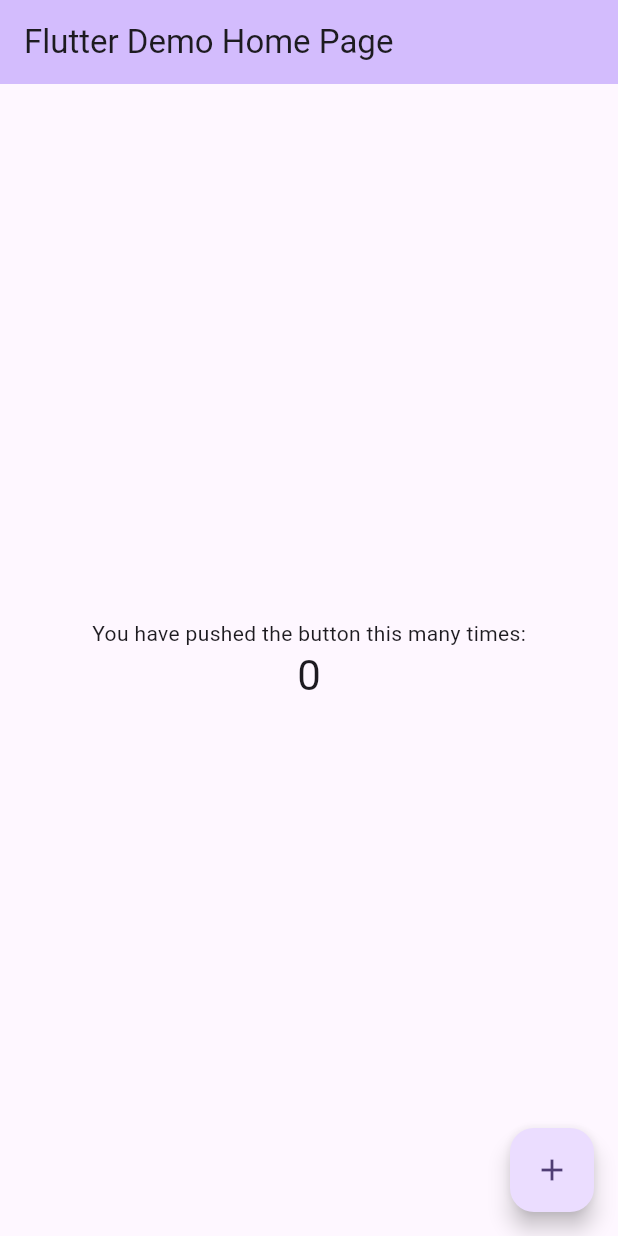
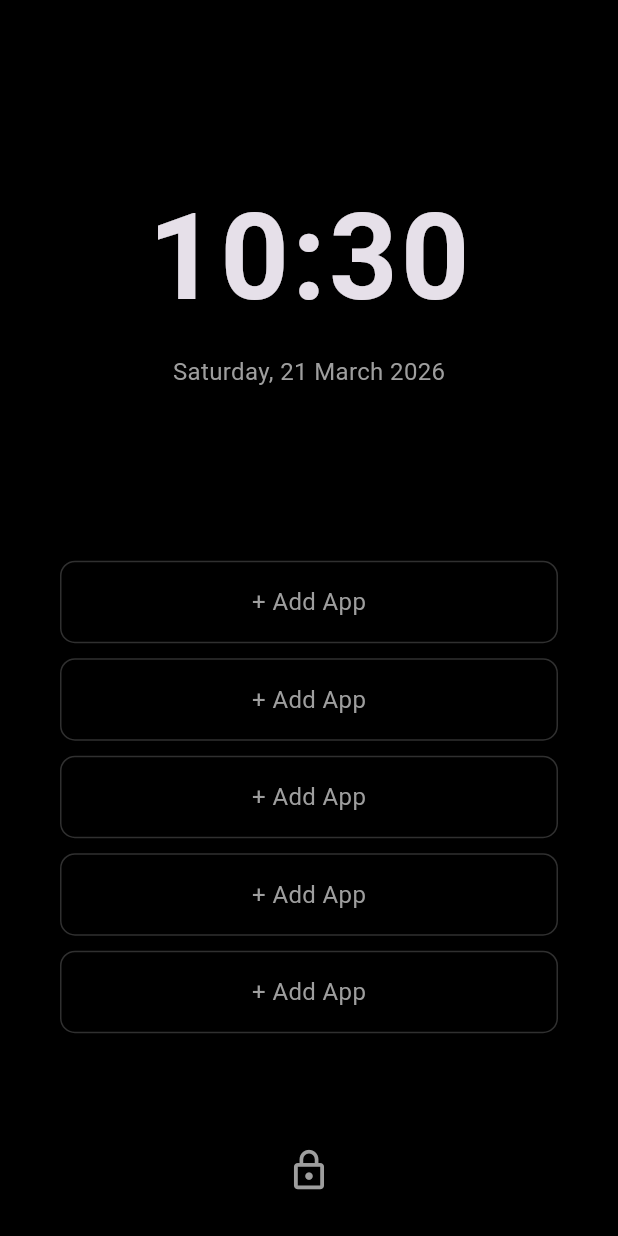
Before and after one commit to ahmadardani/esutoru, a Flutter app: the screen it shows after launch, on a phone screen of 412 x 824 dp. Run offline on Flutter 3.47's test engine with Material 3 defaults, Android fonts, the phone set to English and light mode, and no system bars; our stand-ins replace easy_localization; missing offline and left inert: device_apps.

Commit message:
Add localization support and implement main app screens
- Created English and Japanese localization files for app strings.
- Implemented HomeScreen to display current time and favorite apps.
- Added functionality to select and launch apps from the HomeScreen.
- Developed PinScreen for PIN entry with validation.
- Created VaultScreen to list all installed applications with icons.
- Integrated Easy Localization for dynamic text translation.

```diff
--- /dev/null
+++ b/assets/langs/en.json
@@ -0,0 +1,10 @@
+{
+  "add_app": "+ Add App",
+  "opening": "Opening",
+  "enter_pin": "Enter PIN",
+  "wrong_pin": "Wrong PIN!",
+  "cancel": "Cancel",
+  "app_vault": "App Vault",
+  "open_settings": "Open Settings",
+  "temp": "28°C"
+}
--- /dev/null
+++ b/assets/langs/ja.json
@@ -0,0 +1,10 @@
+{
+  "add_app": "+ アプリを追加",
+  "opening": "起動中:",
+  "enter_pin": "PINを入力",
+  "wrong_pin": "PINが間違っています!",
+  "cancel": "キャンセル",
+  "app_vault": "アプリ保管庫",
+  "open_settings": "設定を開く",
+  "temp": "28°C"
+}
--- a/lib/main.dart
+++ b/lib/main.dart
@@ -1,122 +1,47 @@
 import 'package:flutter/material.dart';
+import 'package:easy_localization/easy_localization.dart';
+import 'package:intl/date_symbol_data_local.dart';
+import 'screens/home_screen.dart';
 
-void main() {
-  runApp(const MyApp());
+void main() async {
+  WidgetsFlutterBinding.ensureInitialized();
+
+  await EasyLocalization.ensureInitialized();
+
+  await initializeDateFormatting('id', null);
+  await initializeDateFormatting('ja', null);
+
+  runApp(
+    EasyLocalization(
+      supportedLocales: const [Locale('en'), Locale('id'), Locale('ja')],
+      path: 'assets/langs',
+      fallbackLocale: const Locale('en'),
+      child: const EsutoruApp(),
+    ),
+  );
 }
 
-class MyApp extends StatelessWidget {
-  const MyApp({super.key});
+class EsutoruApp extends StatelessWidget {
+  const EsutoruApp({super.key});
 
-  // This widget is the root of your application.
   @override
   Widget build(BuildContext context) {
     return MaterialApp(
-      title: 'Flutter Demo',
+      title: 'Esutoru',
+
+      localizationsDelegates: context.localizationDelegates,
+      supportedLocales: context.supportedLocales,
+      locale: context.locale,
+
+
       theme: ThemeData(
-        // This is the theme of your application.
-        //
-        // TRY THIS: Try running your application with "flutter run". You'll see
-        // the application has a purple toolbar. Then, without quitting the app,
-        // try changing the seedColor in the colorScheme below to Colors.green
-        // and then invoke "hot reload" (save your changes or press the "hot
-        // reload" button in a Flutter-supported IDE, or press "r" if you used
-        // the command line to start the app).
-        //
-        // Notice that the counter didn't reset back to zero; the application
-        // state is not lost during the reload. To reset the state, use hot
-        // restart instead.
-        //
-        // This works for code too, not just values: Most code changes can be
-        // tested with just a hot reload.
-        colorScheme: .fromSeed(seedColor: Colors.deepPurple),
+        brightness: Brightness.dark,
+        scaffoldBackgroundColor: Colors.black,
+        fontFamily: 'Roboto',
       ),
-      home: const MyHomePage(title: 'Flutter Demo Home Page'),
+
+      home: const HomeScreen(),
+      debugShowCheckedModeBanner: false,
     );
   }
 }
-
-class MyHomePage extends StatefulWidget {
-  const MyHomePage({super.key, required this.title});
-
-  // This widget is the home page of your application. It is stateful, meaning
-  // that it has a State object (defined below) that contains fields that affect
-  // how it looks.
-
-  // This class is the configuration for the state. It holds the values (in this
-  // case the title) provided by the parent (in this case the App widget) and
-  // used by the build method of the State. Fields in a Widget subclass are
-  // always marked "final".
-
-  final String title;
-
-  @override
-  State<MyHomePage> createState() => _MyHomePageState();
-}
-
-class _MyHomePageState extends State<MyHomePage> {
-  int _counter = 0;
-
-  void _incrementCounter() {
-    setState(() {
-      // This call to setState tells the Flutter framework that something has
-      // changed in this State, which causes it to rerun the build method below
-      // so that the display can reflect the updated values. If we changed
-      // _counter without calling setState(), then the build method would not be
-      // called again, and so nothing would appear to happen.
-      _counter++;
-    });
-  }
-
-  @override
-  Widget build(BuildContext context) {
-    // This method is rerun every time setState is called, for instance as done
-    // by the _incrementCounter method above.
-    //
-    // The Flutter framework has been optimized to make rerunning build methods
-    // fast, so that you can just rebuild anything that needs updating rather
-    // than having to individually change instances of widgets.
-    return Scaffold(
-      appBar: AppBar(
-        // TRY THIS: Try changing the color here to a specific color (to
-        // Colors.amber, perhaps?) and trigger a hot reload to see the AppBar
-        // change color while the other colors stay the same.
-        backgroundColor: Theme.of(context).colorScheme.inversePrimary,
-        // Here we take the value from the MyHomePage object that was created by
-        // the App.build method, and use it to set our appbar title.
-        title: Text(widget.title),
-      ),
-      body: Center(
-        // Center is a layout widget. It takes a single child and positions it
-        // in the middle of the parent.
-        child: Column(
-          // Column is also a layout widget. It takes a list of children and
-          // arranges them vertically. By default, it sizes itself to fit its
-          // children horizontally, and tries to be as tall as its parent.
-          //
-          // Column has various properties to control how it sizes itself and
-          // how it positions its children. Here we use mainAxisAlignment to
-          // center the children vertically; the main axis here is the vertical
-          // axis because Columns are vertical (the cross axis would be
-          // horizontal).
-          //
-          // TRY THIS: Invoke "debug painting" (choose the "Toggle Debug Paint"
-          // action in the IDE, or press "p" in the console), to see the
-          // wireframe for each widget.
-          mainAxisAlignment: .center,
-          children: [
-            const Text('You have pushed the button this many times:'),
-            Text(
-              '$_counter',
-              style: Theme.of(context).textTheme.headlineMedium,
-            ),
-          ],
-        ),
-      ),
-      floatingActionButton: FloatingActionButton(
-        onPressed: _incrementCounter,
-        tooltip: 'Increment',
-        child: const Icon(Icons.add),
-      ),
-    );
-  }
-}
--- /dev/null
+++ b/lib/screens/home_screen.dart
@@ -0,0 +1,162 @@
+import 'package:flutter/material.dart';
+import 'package:easy_localization/easy_localization.dart';
+import 'package:device_apps/device_apps.dart';
+import 'dart:async';
+import 'pin_screen.dart';
+
+class HomeScreen extends StatefulWidget {
+  const HomeScreen({super.key});
+
+  @override
+  State<HomeScreen> createState() => _HomeScreenState();
+}
+
+class _HomeScreenState extends State<HomeScreen> {
+  DateTime _currentTime = DateTime.now();
+  Timer? _timer;
+
+  List<Application?> favoriteApps = List.filled(5, null);
+  List<Application> allApps = [];
+  bool isLoadingApps = true;
+
+  @override
+  void initState() {
+    super.initState();
+    _loadApps();
+
+    _timer = Timer.periodic(const Duration(seconds: 1), (timer) {
+      setState(() {
+        _currentTime = DateTime.now();
+      });
+    });
+  }
+
+  Future<void> _loadApps() async {
+    List<Application> apps = await DeviceApps.getInstalledApplications(
+      includeAppIcons: true,
+      includeSystemApps: true,
+      onlyAppsWithLaunchIntent: true,
+    );
+
+    apps.sort((a, b) => a.appName.toLowerCase().compareTo(b.appName.toLowerCase()));
+
+    setState(() {
+      allApps = apps;
+      isLoadingApps = false;
+    });
+  }
+
+  @override
+  void dispose() {
+    _timer?.cancel();
+    super.dispose();
+  }
+
+  void _showAppSelector(int slotIndex) {
+    showModalBottomSheet(
+      context: context,
+      backgroundColor: Colors.grey[900],
+      shape: const RoundedRectangleBorder(borderRadius: BorderRadius.vertical(top: Radius.circular(20))),
+      builder: (context) {
+        if (isLoadingApps) {
+          return const Center(child: CircularProgressIndicator(color: Colors.white));
+        }
+
+        return ListView.builder(
+          padding: const EdgeInsets.all(20),
+          itemCount: allApps.length,
+          itemBuilder: (context, index) {
+            final app = allApps[index];
+            return ListTile(
+              leading: app is ApplicationWithIcon
+                  ? Image.memory(app.icon, width: 40, height: 40)
+                  : const Icon(Icons.apps, color: Colors.white),
+              title: Text(app.appName, style: const TextStyle(color: Colors.white)),
+              onTap: () {
+                setState(() {
+                  favoriteApps[slotIndex] = app;
+                });
+                Navigator.pop(context);
+              },
+            );
+          },
+        );
+      },
+    );
+  }
+
+  @override
+  Widget build(BuildContext context) {
+    String langCode = context.locale.languageCode;
+    String formattedTime = DateFormat('HH:mm').format(_currentTime);
+    String formattedDate = DateFormat('EEEE, d MMMM yyyy', langCode).format(_currentTime);
+
+    return Scaffold(
+      body: SafeArea(
+        child: Column(
+          mainAxisAlignment: MainAxisAlignment.center,
+          children: [
+            const Spacer(flex: 2),
+
+            Text(formattedTime, style: const TextStyle(fontSize: 80, fontWeight: FontWeight.bold, letterSpacing: 2)),
+            const SizedBox(height: 8),
+            Text(formattedDate, style: const TextStyle(fontSize: 16, color: Colors.grey)),
+
+            const Spacer(flex: 2),
+
+            Padding(
+              padding: const EdgeInsets.symmetric(horizontal: 40),
+              child: Column(
+                children: List.generate(5, (index) {
+                  final app = favoriteApps[index];
+                  return Padding(
+                    padding: const EdgeInsets.only(bottom: 10),
+                    child: InkWell(
+                      borderRadius: BorderRadius.circular(10),
+                      onTap: () {
+                        if (app == null) {
+                          _showAppSelector(index);
+                        } else {
+                          DeviceApps.openApp(app.packageName);
+                        }
+                      },
+                      onLongPress: () {
+                        if (app != null) setState(() => favoriteApps[index] = null);
+                      },
+                      child: Container(
+                        width: double.infinity,
+                        padding: const EdgeInsets.symmetric(vertical: 15),
+                        decoration: BoxDecoration(
+                          border: Border.all(color: Colors.grey.withOpacity(0.3)),
+                          borderRadius: BorderRadius.circular(10),
+                        ),
+                        child: Center(
+                          child: Text(
+                            app?.appName ?? 'add_app'.tr(),
+                            style: TextStyle(
+                              fontSize: 16,
+                              color: app != null ? Colors.white : Colors.grey,
+                              fontWeight: app != null ? FontWeight.bold : FontWeight.normal,
+                            ),
+                          ),
+                        ),
+                      ),
+                    ),
+                  );
+                }),
+              ),
+            ),
+
+            const Spacer(),
+
+            IconButton(
+              icon: const Icon(Icons.lock_outline, color: Colors.grey, size: 30),
+              onPressed: () => Navigator.push(context, MaterialPageRoute(builder: (context) => const PinScreen())),
+            ),
+            const SizedBox(height: 20),
+          ],
+        ),
+      ),
+    );
+  }
+}
```
Also changed, not shown: lib/screens/pin_screen.dart (added, +94 -0 lines), lib/screens/vault_screen.dart (added, +69 -0 lines), pubspec.yaml (+7 -3 lines), pubspec.lock, 5 other files.
